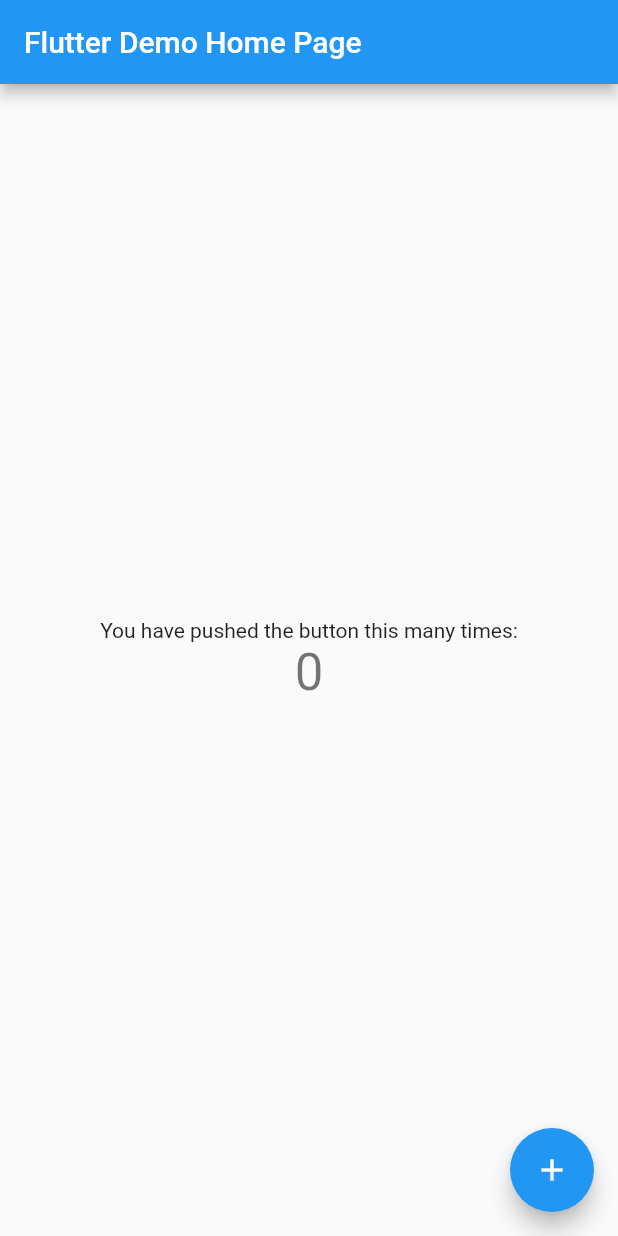
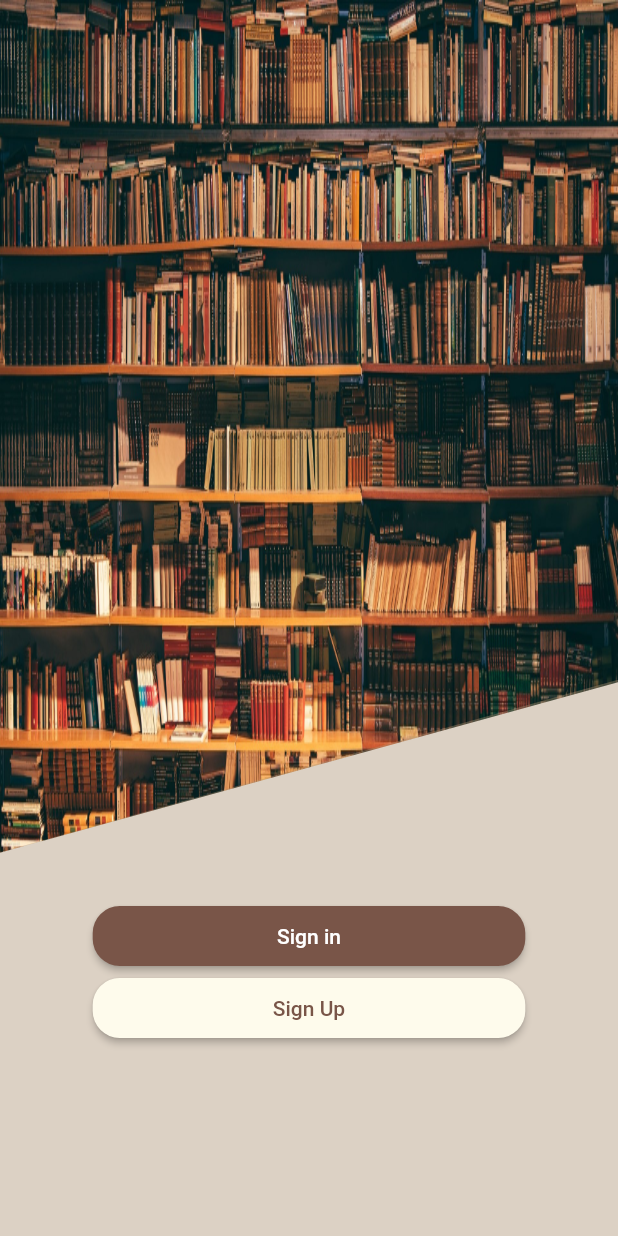
Before and after one commit to eng-gergely-zsolt/finebooks_app, a Flutter app: the screen it shows after launch, on a phone screen of 412 x 824 dp. Run offline on Flutter 3.47's test engine with Material 2 defaults, Android fonts, the light colour scheme and no system bars.

Commit message:
Lobby page and Sign In button

```diff
--- a/lib/main.dart
+++ b/lib/main.dart
@@ -1,113 +1,19 @@
 import 'package:flutter/material.dart';
+
+import 'screens/login/lobby.dart';
 
 void main() {
   runApp(MyApp());
 }
 
 class MyApp extends StatelessWidget {
-  // This widget is the root of your application.
   @override
   Widget build(BuildContext context) {
     return MaterialApp(
-      title: 'Flutter Demo',
-      theme: ThemeData(
-        // This is the theme of your application.
-        //
-        // Try running your application with "flutter run". You'll see the
-        // application has a blue toolbar. Then, without quitting the app, try
-        // changing the primarySwatch below to Colors.green and then invoke
-        // "hot reload" (press "r" in the console where you ran "flutter run",
-        // or simply save your changes to "hot reload" in a Flutter IDE).
-        // Notice that the counter didn't reset back to zero; the application
-        // is not restarted.
-        primarySwatch: Colors.blue,
+      title: 'FineBooks',
+      home: Scaffold(
+        body: Lobby(),
       ),
-      home: MyHomePage(title: 'Flutter Demo Home Page'),
     );
   }
 }
-
-class MyHomePage extends StatefulWidget {
-  MyHomePage({Key? key, required this.title}) : super(key: key);
-
-  // This widget is the home page of your application. It is stateful, meaning
-  // that it has a State object (defined below) that contains fields that affect
-  // how it looks.
-
-  // This class is the configuration for the state. It holds the values (in this
-  // case the title) provided by the parent (in this case the App widget) and
-  // used by the build method of the State. Fields in a Widget subclass are
-  // always marked "final".
-
-  final String title;
-
-  @override
-  _MyHomePageState createState() => _MyHomePageState();
-}
-
-class _MyHomePageState extends State<MyHomePage> {
-  int _counter = 0;
-
-  void _incrementCounter() {
-    setState(() {
-      // This call to setState tells the Flutter framework that something has
-      // changed in this State, which causes it to rerun the build method below
-      // so that the display can reflect the updated values. If we changed
-      // _counter without calling setState(), then the build method would not be
-      // called again, and so nothing would appear to happen.
-      _counter++;
-    });
-  }
-
-  @override
-  Widget build(BuildContext context) {
-    // This method is rerun every time setState is called, for instance as done
-    // by the _incrementCounter method above.
-    //
-    // The Flutter framework has been optimized to make rerunning build methods
-    // fast, so that you can just rebuild anything that needs updating rather
-    // than having to individually change instances of widgets.
-    return Scaffold(
-      appBar: AppBar(
-        // Here we take the value from the MyHomePage object that was created by
-        // the App.build method, and use it to set our appbar title.
-        title: Text(widget.title),
-      ),
-      body: Center(
-        // Center is a layout widget. It takes a single child and positions it
-        // in the middle of the parent.
-        child: Column(
-          // Column is also a layout widget. It takes a list of children and
-          // arranges them vertically. By default, it sizes itself to fit its
-          // children horizontally, and tries to be as tall as its parent.
-          //
-          // Invoke "debug painting" (press "p" in the console, choose the
-          // "Toggle Debug Paint" action from the Flutter Inspector in Android
-          // Studio, or the "Toggle Debug Paint" command in Visual Studio Code)
-          // to see the wireframe for each widget.
-          //
-          // Column has various properties to control how it sizes itself and
-          // how it positions its children. Here we use mainAxisAlignment to
-          // center the children vertically; the main axis here is the vertical
-          // axis because Columns are vertical (the cross axis would be
-          // horizontal).
-          mainAxisAlignment: MainAxisAlignment.center,
-          children: <Widget>[
-            Text(
-              'You have pushed the button this many times:',
-            ),
-            Text(
-              '$_counter',
-              style: Theme.of(context).textTheme.headline4,
-            ),
-          ],
-        ),
-      ),
-      floatingActionButton: FloatingActionButton(
-        onPressed: _incrementCounter,
-        tooltip: 'Increment',
-        child: Icon(Icons.add),
-      ), // This trailing comma makes auto-formatting nicer for build methods.
-    );
-  }
-}
--- /dev/null
+++ b/lib/screens/login/lobby.dart
@@ -0,0 +1,117 @@
+import 'package:flutter/material.dart';
+
+import 'login.dart';
+import '../../screens/register/register.dart';
+
+class Lobby extends StatelessWidget {
+  @override
+  Widget build(BuildContext context) {
+    return Container(
+      width: double.infinity,
+      height: double.infinity,
+      child: Stack(
+        children: [
+          ClipPath(
+            clipper: LobbyTopCoverClipper(),
+            child: Container(
+              width: MediaQuery.of(context).size.width,
+              height: MediaQuery.of(context).size.height * 0.69,
+              child: Image.asset(
+                'assets/images/books-cover3.jpg',
+                fit: BoxFit.fill,
+              ),
+            ),
+          ),
+          Positioned(
+            top: MediaQuery.of(context).size.height * 0.55,
+            child: ClipPath(
+              clipper: LobbyBottomCoverClipper(),
+              child: Container(
+                width: MediaQuery.of(context).size.width,
+                height: MediaQuery.of(context).size.height * 0.45,
+                color: Color.fromRGBO(174, 148, 116, 0.4),
+              ),
+            ),
+          ),
+          Positioned(
+            top: 600,
+            width: MediaQuery.of(context).size.width * 1,
+            child: Column(
+              crossAxisAlignment: CrossAxisAlignment.center,
+              children: [
+                ElevatedButton(
+                  style: ElevatedButton.styleFrom(
+                    primary: Colors.brown,
+                    minimumSize:
+                        Size(MediaQuery.of(context).size.width * 0.7, 40),
+                    shape: RoundedRectangleBorder(
+                      borderRadius: BorderRadius.circular(18),
+                    ),
+                  ),
+                  onPressed: () {
+                    Navigator.push(
+                      context,
+                      MaterialPageRoute(builder: (context) => Login()),
+                    );
+                  },
+                  child: Text('Sign in'),
+                ),
+                ElevatedButton(
+                  onPressed: () {
+                    Navigator.push(
+                      context,
+                      MaterialPageRoute(builder: (context) => Register()),
+                    );
+                  },
+                  child: Text(
+                    'Sign Up',
+                    style: TextStyle(
+                      color: Colors.brown,
+                    ),
+                  ),
+                  style: ElevatedButton.styleFrom(
+                      primary: Color.fromRGBO(254, 251, 236, 1),
+                      minimumSize:
+                          Size(MediaQuery.of(context).size.width * 0.7, 40),
+                      shape: RoundedRectangleBorder(
+                          borderRadius: BorderRadius.circular(18))),
+                ),
+              ],
+            ),
+          ),
+        ],
+      ),
+    );
+  }
+}
+
+class LobbyTopCoverClipper extends CustomClipper<Path> {
+  @override
+  Path getClip(Size size) {
+    var path = Path();
+    path.lineTo(0, size.height);
+    path.lineTo(size.width, size.height * 0.8);
+    path.lineTo(size.width, 0);
+    path.close();
+    return path;
+  }
+
+  @override
+  bool shouldReclip(CustomClipper<Path> oldClipper) => false;
+}
+
+class LobbyBottomCoverClipper extends CustomClipper<Path> {
+  @override
+  Path getClip(Size size) {
+    var path = Path();
+    path.moveTo(size.width, size.height);
+    path.lineTo(0, size.height);
+    path.lineTo(0, size.height * 0.31);
+    path.lineTo(size.width, 0);
+    path.close();
+    return path;
+  }
+
+  @override
+  bool shouldReclip(CustomClipper<Path> oldClipper) => false;
+}
--- /dev/null
+++ b/lib/screens/login/login.dart
@@ -0,0 +1,35 @@
+import 'package:flutter/material.dart';
+
+class Login extends StatelessWidget {
+  @override
+  Widget build(BuildContext context) {
+    return Scaffold(
+      body: Stack(
+        fit: StackFit.expand,
+        children: [
+          Container(
+            alignment: Alignment.topCenter,
+            child: Image.asset('assets/images/books-cover3.jpg'),
+          ),
+          Positioned(
+            top: MediaQuery.of(context).size.height * 0.25,
+            child: Container(
+              width: MediaQuery.of(context).size.width * 1,
+              height: MediaQuery.of(context).size.height * 0.75,
+              decoration: BoxDecoration(
+                color: Colors.white,
+                borderRadius: BorderRadius.only(
+                  topLeft: Radius.circular(20.0),
+                  topRight: Radius.circular(20.0),
+                ),
+              ),
+              child: Column(
+                children: [],
+              ),
+            ),
+          )
+        ],
+      ),
+    );
+  }
+}
--- /dev/null
+++ b/lib/screens/register/register.dart
@@ -0,0 +1,8 @@
+import 'package:flutter/material.dart';
+
+class Register extends StatelessWidget {
+  @override
+  Widget build(BuildContext context) {
+    return Container();
+  }
+}
```
Also changed, not shown: pubspec.yaml (+6 -3 lines), assets/images/books-cover1.jpg (added), assets/images/books-cover2.jpg (added), assets/images/books-cover3.jpg (added), assets/images/butterfly.jpg (added), pubspec.lock.
